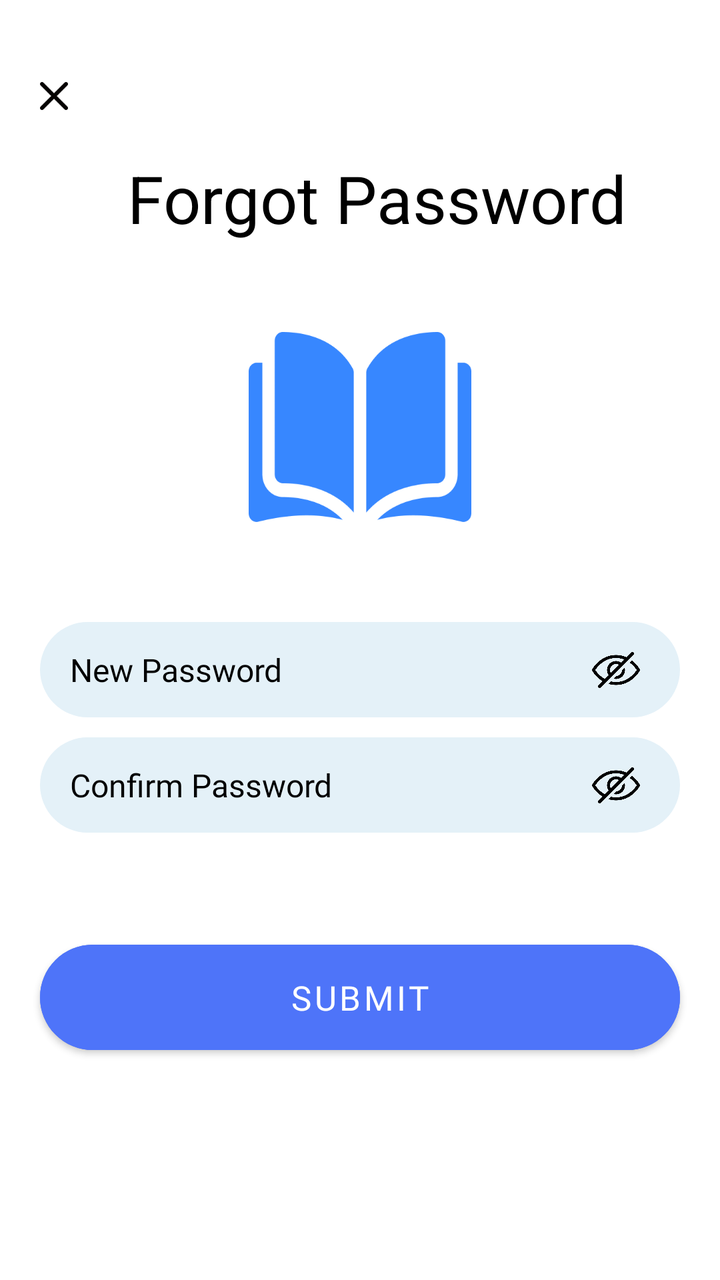
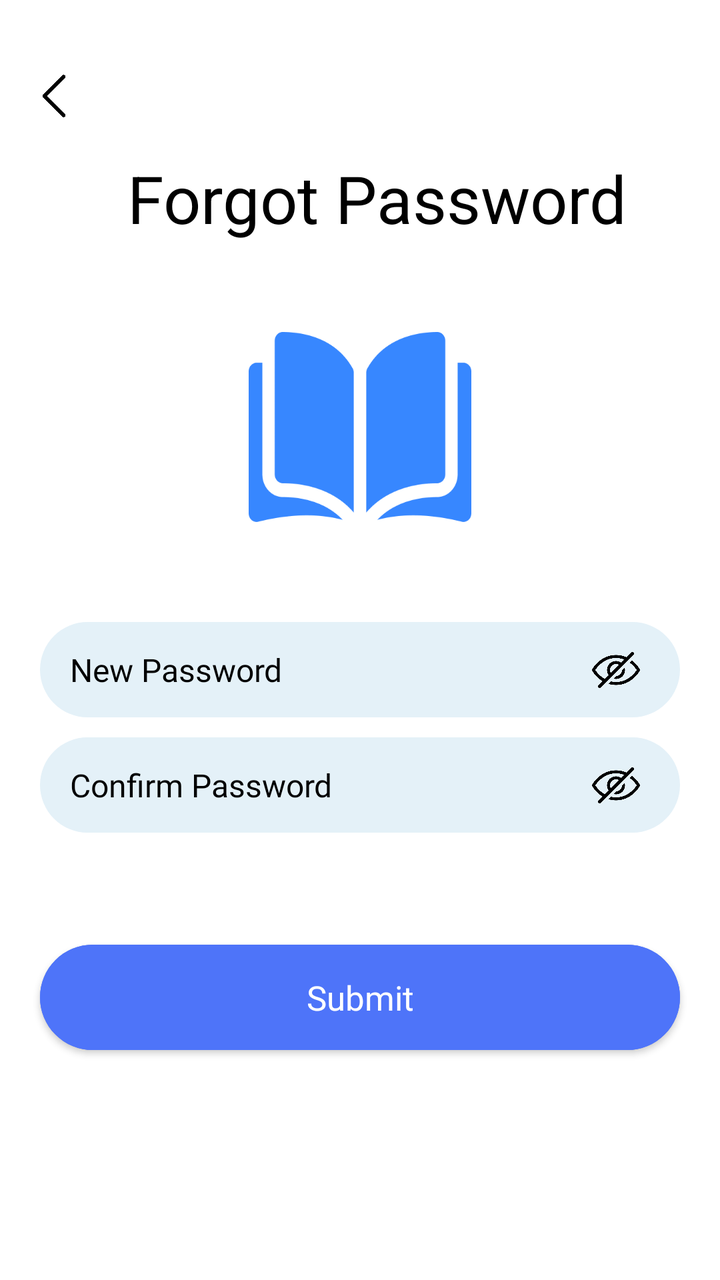

The first picture is an Android layout as it rendered before a commit; the second is the same layout after the commit. The layout source and the unified diff follow.
<!-- AndroidManifest.xml: application theme Theme.EdTech -->
<!-- res/layout/fragment_new_password.xml -->
<?xml version="1.0" encoding="utf-8"?>
<layout xmlns:android="http://schemas.android.com/apk/res/android"
    xmlns:tools="http://schemas.android.com/tools"
    xmlns:app="http://schemas.android.com/apk/res-auto">

    <data>

    </data>

    <androidx.constraintlayout.widget.ConstraintLayout
        android:fitsSystemWindows="true"
        android:layout_width="match_parent"
        android:layout_height="match_parent"
        android:orientation="vertical"
        android:background="@color/white"
        tools:context=".ui.signup.fragment.ForgotPasswordFragment">

        <ImageView
            android:id="@+id/ivBack"
            android:layout_width="24dp"
            android:layout_height="24dp"
            android:layout_marginTop="36dp"
            android:layout_marginStart="15dp"
            android:src="@drawable/cross_button"
            app:layout_constraintTop_toTopOf="parent"
            app:layout_constraintStart_toStartOf="parent" />
        <ScrollView
            app:layout_constraintTop_toBottomOf="@+id/ivBack"
            android:layout_width="match_parent"
            android:layout_height="0dp"
            android:fillViewport="true">
            <androidx.constraintlayout.widget.ConstraintLayout
                android:layout_width="match_parent"
                android:layout_height="wrap_content">

                <TextView
                    android:id="@+id/welcomeText"
                    android:layout_width="0dp"
                    android:layout_height="wrap_content"
                    android:layout_marginTop="17dp"
                    android:layout_marginStart="17dp"
                    android:text="@string/forgot_password"
                    android:textSize="33sp"
                    android:textColor="@color/black"
                    android:gravity="center_horizontal"
                    app:layout_constraintTop_toTopOf="parent"
                    app:layout_constraintStart_toStartOf="parent"
                    app:layout_constraintEnd_toEndOf="parent" />
                <ImageView
                    android:id="@+id/bookIcon"
                    android:layout_width="112dp"
                    android:layout_height="95dp"
                    android:layout_marginTop="45dp"
                    android:src="@drawable/gradmo_book_icon"
                    app:layout_constraintTop_toBottomOf="@id/welcomeText"
                    app:layout_constraintStart_toStartOf="parent"
                    app:layout_constraintEnd_toEndOf="parent"/>


                
                <androidx.constraintlayout.widget.ConstraintLayout
                    android:id="@+id/passwordLayout"
                    android:layout_width="0dp"
                    android:layout_height="wrap_content"
                    android:layout_marginTop="50dp"
                    android:layout_marginHorizontal="20dp"
                    android:background="@drawable/bg_login_flow_edittex"
                    app:layout_constraintTop_toBottomOf="@id/bookIcon"
                    app:layout_constraintStart_toStartOf="parent"
                    app:layout_constraintEnd_toEndOf="parent">

                    <EditText
                        android:id="@+id/password"
                        android:layout_width="match_parent"
                        android:layout_height="wrap_content"
                        android:background="@null"
                        android:hint="@string/new_password"
                        android:inputType="textPassword"
                        android:maxLength="20"
                        android:maxLines="1"
                        android:imeOptions="actionDone"
                        android:paddingVertical="13dp"
                        android:paddingHorizontal="15dp"
                        android:fontFamily="@font/manrope_regular"
                        android:textSize="16sp"
                        android:textColor="@color/black"
                        android:textColorHint="@color/black"
                        app:layout_constraintTop_toTopOf="parent"
                        app:layout_constraintBottom_toBottomOf="parent"
                        app:layout_constraintStart_toStartOf="parent"
                        app:layout_constraintEnd_toStartOf="@+id/password_toggle" />

                    <ImageView
                        android:id="@+id/password_toggle"
                        android:layout_width="24dp"
                        android:layout_height="24dp"
                        android:layout_marginEnd="20dp"
                        android:src="@drawable/close_eye_2"
                        app:layout_constraintEnd_toEndOf="parent"
                        app:layout_constraintTop_toTopOf="parent"
                        app:layout_constraintBottom_toBottomOf="parent" />
                </androidx.constraintlayout.widget.ConstraintLayout>

                
                <androidx.constraintlayout.widget.ConstraintLayout
                    android:id="@+id/CnfPasswordLayout"
                    android:layout_width="0dp"
                    android:layout_height="wrap_content"
                    android:layout_marginTop="10dp"
                    android:layout_marginHorizontal="20dp"
                    android:background="@drawable/bg_login_flow_edittex"
                    app:layout_constraintTop_toBottomOf="@id/passwordLayout"
                    app:layout_constraintStart_toStartOf="parent"
                    app:layout_constraintEnd_toEndOf="parent">

                    <EditText
                        android:id="@+id/etCnfpassword"
                        android:layout_width="match_parent"
                        android:layout_height="wrap_content"
                        android:background="@null"
                        android:hint="@string/confirm_password"
                        android:inputType="textPassword"
                        android:maxLength="20"
                        android:maxLines="1"
                        android:imeOptions="actionDone"
                        android:paddingVertical="13dp"
                        android:paddingHorizontal="15dp"
                        android:fontFamily="@font/manrope_regular"
                        android:textSize="16sp"
                        android:textColor="@color/black"
                        android:textColorHint="@color/black"
                        app:layout_constraintTop_toTopOf="parent"
                        app:layout_constraintBottom_toBottomOf="parent"
                        app:layout_constraintStart_toStartOf="parent"
                        app:layout_constraintEnd_toStartOf="@+id/cnfPwdToggle" />

                    <ImageView
                        android:id="@+id/cnfPwdToggle"
                        android:layout_width="24dp"
                        android:layout_height="24dp"
                        android:layout_marginEnd="20dp"
                        android:src="@drawable/close_eye_2"
                        app:layout_constraintEnd_toEndOf="parent"
                        app:layout_constraintTop_toTopOf="parent"
                        app:layout_constraintBottom_toBottomOf="parent" />
                </androidx.constraintlayout.widget.ConstraintLayout>
                <com.google.android.material.button.MaterialButton
                    android:id="@+id/btnChangePassword"
                    style="@style/CommonButton2"
                    android:layout_width="0dp"
                    android:layout_height="wrap_content"
                    android:layout_marginTop="50dp"
                    android:layout_marginBottom="25dp"
                    android:text="@string/submit"
                    android:fontFamily="@font/manrope_regular"
                    app:layout_constraintTop_toBottomOf="@id/CnfPasswordLayout"
                    app:layout_constraintStart_toStartOf="parent"
                    app:layout_constraintEnd_toEndOf="parent" />

            </androidx.constraintlayout.widget.ConstraintLayout>

        </ScrollView>
    </androidx.constraintlayout.widget.ConstraintLayout>
</layout>
<!-- resources referenced by this layout -->
<resources>
  <color name="black">#FF000000</color>
  <color name="white">#FFFFFFFF</color>
  <!-- drawable bg_login_flow_edittex (drawable) -->
  <?xml version="1.0" encoding="utf-8"?>
  <shape xmlns:android="http://schemas.android.com/apk/res/android">
  
      <corners android:radius="30dp"/>
      <solid android:color="#E4F1F8"/>
  </shape>
  <!-- drawable close_eye_2: png bitmap (drawable, 14714 bytes) -->
  <!-- drawable cross_button: png bitmap (drawable, 835 bytes) -->
  <!-- drawable gradmo_book_icon: png bitmap (drawable, 7826 bytes) -->
  <string name="confirm_password">Confirm Password</string>
  <string name="forgot_password">Forgot Password</string>
  <string name="new_password">New Password</string>
  <string name="submit">Submit</string>
  <style name="CommonButton2">
          <item name="cornerRadius">30dp</item>
          <item name="android:textSize">17sp</item>
          <item name="android:backgroundTint">@color/theme_blue</item>
          <item name="android:paddingVertical">15dp</item>
          <item name="android:layout_marginHorizontal">20dp</item>
      </style>
  <style name="Theme.EdTech" parent="Base.Theme.EdTech" />
  <color name="theme_blue">#4E74F9</color>
  <style name="Base.Theme.EdTech" parent="Theme.MaterialComponents.Light.NoActionBar">
          
          
      </style>
</resources>

<!-- the commit's change to res/layout/fragment_new_password.xml (unified diff, before → after) -->
@@ -21,7 +21,7 @@
             android:layout_height="24dp"
             android:layout_marginTop="36dp"
             android:layout_marginStart="15dp"
-            android:src="@drawable/cross_button"
+            android:src="@drawable/back_button"
             app:layout_constraintTop_toTopOf="parent"
             app:layout_constraintStart_toStartOf="parent" />
         <ScrollView
<!-- resource entries referenced after the edit -->
@@ -2,6 +2,7 @@
 <resources>
   <color name="black">#FF000000</color>
   <color name="white">#FFFFFFFF</color>
+  <!-- drawable back_button: jpeg bitmap (drawable, 31400 bytes) -->
   <!-- drawable bg_login_flow_edittex (drawable) -->
   <?xml version="1.0" encoding="utf-8"?>
   <shape xmlns:android="http://schemas.android.com/apk/res/android">
@@ -10,7 +11,6 @@
       <solid android:color="#E4F1F8"/>
   </shape>
   <!-- drawable close_eye_2: png bitmap (drawable, 14714 bytes) -->
-  <!-- drawable cross_button: png bitmap (drawable, 835 bytes) -->
   <!-- drawable gradmo_book_icon: png bitmap (drawable, 7826 bytes) -->
   <string name="confirm_password">Confirm Password</string>
   <string name="forgot_password">Forgot Password</string>
@@ -18,6 +18,8 @@
   <string name="submit">Submit</string>
   <style name="CommonButton2">
           <item name="cornerRadius">30dp</item>
+          <item name="android:letterSpacing">0</item>
+          <item name="android:textAllCaps">false</item>
           <item name="android:textSize">17sp</item>
           <item name="android:backgroundTint">@color/theme_blue</item>
           <item name="android:paddingVertical">15dp</item>
